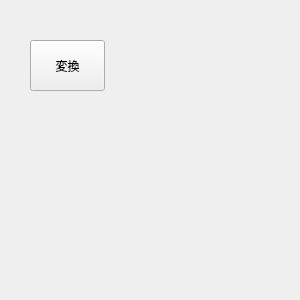
Before: the Qt Designer form mainwindow.ui in mituhiro-yoshida/tool-mycar, drawn with Qt 5.
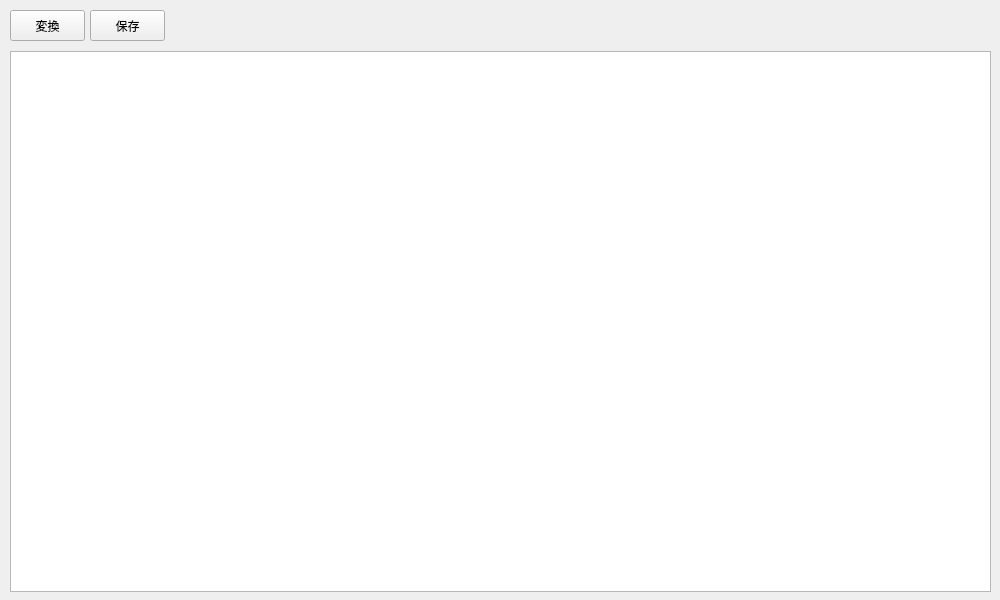
After: the same form once the commit is applied.

```diff
--- a/mainwindow.ui
+++ b/mainwindow.ui
@@ -6,8 +6,8 @@
    <rect>
     <x>0</x>
     <y>0</y>
-    <width>300</width>
-    <height>300</height>
+    <width>1000</width>
+    <height>600</height>
    </rect>
   </property>
   <property name="windowTitle">
@@ -17,16 +17,45 @@
    <widget class="QPushButton" name="pushButton_conv">
     <property name="geometry">
      <rect>
-      <x>30</x>
-      <y>40</y>
+      <x>10</x>
+      <y>10</y>
       <width>75</width>
-      <height>51</height>
+      <height>31</height>
      </rect>
     </property>
     <property name="text">
      <string>変換</string>
     </property>
    </widget>
+   <widget class="QTableWidget" name="tableWidget">
+    <property name="geometry">
+     <rect>
+      <x>10</x>
+      <y>51</y>
+      <width>981</width>
+      <height>541</height>
+     </rect>
+    </property>
+    <property name="font">
+     <font>
+      <family>メイリオ</family>
+      <pointsize>11</pointsize>
+     </font>
+    </property>
+   </widget>
+   <widget class="QPushButton" name="pushButton_save">
+    <property name="geometry">
+     <rect>
+      <x>90</x>
+      <y>10</y>
+      <width>75</width>
+      <height>31</height>
+     </rect>
+    </property>
+    <property name="text">
+     <string>保存</string>
+    </property>
+   </widget>
   </widget>
  </widget>
  <resources/>
```
